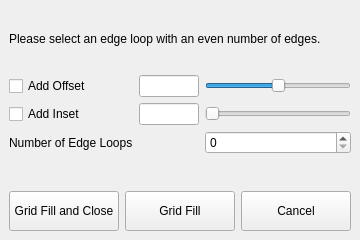
Before: the Qt Designer form gridfill.ui in tlouchao/gridfill, drawn with Qt 5.
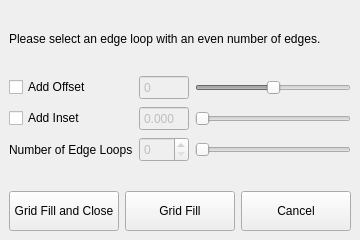
After: the same form once the commit is applied.

Commit message: connect signals and slots

Diff of the .ui file:
```diff
--- a/gridfill.ui
+++ b/gridfill.ui
@@ -68,40 +68,11 @@
    </item>
    <item>
     <layout class="QGridLayout" name="mainLayout" rowstretch="1,0,0">
-     <item row="0" column="0">
-      <widget class="QCheckBox" name="checkBoxOffset">
-       <property name="minimumSize">
-        <size>
-         <width>60</width>
-         <height>0</height>
-        </size>
-       </property>
-       <property name="text">
-        <string>Add Offset</string>
-       </property>
-      </widget>
-     </item>
-     <item row="0" column="1">
-      <widget class="QLineEdit" name="lineEditOffset">
-       <property name="enabled">
-        <bool>true</bool>
-       </property>
-       <property name="sizePolicy">
-        <sizepolicy hsizetype="Minimum" vsizetype="Fixed">
-         <horstretch>0</horstretch>
-         <verstretch>0</verstretch>
-        </sizepolicy>
-       </property>
-       <property name="maximumSize">
-        <size>
-         <width>60</width>
-         <height>16777215</height>
-        </size>
-       </property>
-      </widget>
-     </item>
      <item row="0" column="2">
       <widget class="QSlider" name="sliderOffset">
+       <property name="enabled">
+        <bool>false</bool>
+       </property>
        <property name="sizePolicy">
         <sizepolicy hsizetype="Expanding" vsizetype="Fixed">
          <horstretch>0</horstretch>
@@ -109,42 +80,41 @@
         </sizepolicy>
        </property>
        <property name="minimum">
-        <number>-8</number>
+        <number>-10</number>
        </property>
        <property name="maximum">
-        <number>8</number>
+        <number>10</number>
        </property>
        <property name="orientation">
         <enum>Qt::Horizontal</enum>
        </property>
       </widget>
      </item>
-     <item row="1" column="1">
-      <widget class="QLineEdit" name="lineEditInset">
+     <item row="1" column="2">
+      <widget class="QSlider" name="sliderInset">
+       <property name="enabled">
+        <bool>false</bool>
+       </property>
        <property name="sizePolicy">
-        <sizepolicy hsizetype="Minimum" vsizetype="Fixed">
+        <sizepolicy hsizetype="Expanding" vsizetype="Fixed">
          <horstretch>0</horstretch>
          <verstretch>0</verstretch>
         </sizepolicy>
        </property>
-       <property name="maximumSize">
-        <size>
-         <width>60</width>
-         <height>16777215</height>
-        </size>
-       </property>
-      </widget>
-     </item>
-     <item row="2" column="2">
-      <widget class="QSpinBox" name="spinBoxLoops">
-       <property name="sizePolicy">
-        <sizepolicy hsizetype="Minimum" vsizetype="Fixed">
-         <horstretch>0</horstretch>
-         <verstretch>1</verstretch>
-        </sizepolicy>
-       </property>
        <property name="maximum">
-        <number>8</number>
+        <number>100</number>
+       </property>
+       <property name="pageStep">
+        <number>1</number>
+       </property>
+       <property name="orientation">
+        <enum>Qt::Horizontal</enum>
+       </property>
+       <property name="tickPosition">
+        <enum>QSlider::NoTicks</enum>
+       </property>
+       <property name="tickInterval">
+        <number>10</number>
        </property>
       </widget>
      </item>
@@ -168,22 +138,101 @@
        </property>
       </widget>
      </item>
-     <item row="1" column="2">
-      <widget class="QSlider" name="sliderInset">
+     <item row="0" column="0">
+      <widget class="QCheckBox" name="checkBoxOffset">
+       <property name="minimumSize">
+        <size>
+         <width>60</width>
+         <height>0</height>
+        </size>
+       </property>
+       <property name="text">
+        <string>Add Offset</string>
+       </property>
+      </widget>
+     </item>
+     <item row="2" column="1">
+      <widget class="QSpinBox" name="spinBoxLoops">
+       <property name="enabled">
+        <bool>false</bool>
+       </property>
        <property name="sizePolicy">
-        <sizepolicy hsizetype="Expanding" vsizetype="Fixed">
+        <sizepolicy hsizetype="Minimum" vsizetype="Fixed">
          <horstretch>0</horstretch>
          <verstretch>1</verstretch>
         </sizepolicy>
        </property>
+       <property name="minimumSize">
+        <size>
+         <width>50</width>
+         <height>25</height>
+        </size>
+       </property>
        <property name="maximum">
-        <number>100</number>
+        <number>10</number>
        </property>
-       <property name="pageStep">
-        <number>1</number>
+      </widget>
+     </item>
+     <item row="2" column="2">
+      <widget class="QSlider" name="sliderLoops">
+       <property name="enabled">
+        <bool>false</bool>
+       </property>
+       <property name="maximum">
+        <number>10</number>
        </property>
        <property name="orientation">
         <enum>Qt::Horizontal</enum>
+       </property>
+       <property name="tickPosition">
+        <enum>QSlider::NoTicks</enum>
+       </property>
+      </widget>
+     </item>
+     <item row="0" column="1">
+      <widget class="QSpinBox" name="spinBoxOffset">
+       <property name="enabled">
+        <bool>false</bool>
+       </property>
+       <property name="minimumSize">
+        <size>
+         <width>50</width>
+         <height>25</height>
+        </size>
+       </property>
+       <property name="buttonSymbols">
+        <enum>QAbstractSpinBox::NoButtons</enum>
+       </property>
+       <property name="minimum">
+        <number>-100</number>
+       </property>
+       <property name="maximum">
+        <number>100</number>
+       </property>
+      </widget>
+     </item>
+     <item row="1" column="1">
+      <widget class="QDoubleSpinBox" name="spinBoxInset">
+       <property name="enabled">
+        <bool>false</bool>
+       </property>
+       <property name="minimumSize">
+        <size>
+         <width>50</width>
+         <height>25</height>
+        </size>
+       </property>
+       <property name="buttonSymbols">
+        <enum>QAbstractSpinBox::NoButtons</enum>
+       </property>
+       <property name="decimals">
+        <number>3</number>
+       </property>
+       <property name="maximum">
+        <double>1.000000000000000</double>
+       </property>
+       <property name="singleStep">
+        <double>0.010000000000000</double>
        </property>
       </widget>
      </item>
```
Left out of the diff: 3 changed lines with no effect on the pictures. The commit also changes 1 other file.
